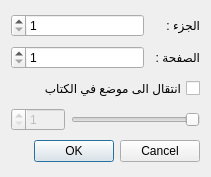
Old version of the form qbooks/ui/dialoggoto.ui in the repository mahmoudbahaa/elkirtasse.
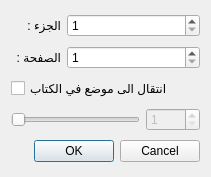
New version of the form.

Diff of the .ui file:
```diff
--- a/qbooks/ui/dialoggoto.ui
+++ b/qbooks/ui/dialoggoto.ui
@@ -13,9 +13,6 @@
   <property name="windowTitle">
    <string>انتقال الى صفحة معينة</string>
   </property>
-  <property name="layoutDirection">
-   <enum>Qt::RightToLeft</enum>
-  </property>
   <layout class="QVBoxLayout" name="verticalLayout">
    <item>
     <layout class="QHBoxLayout" name="horizontalLayout">
```
